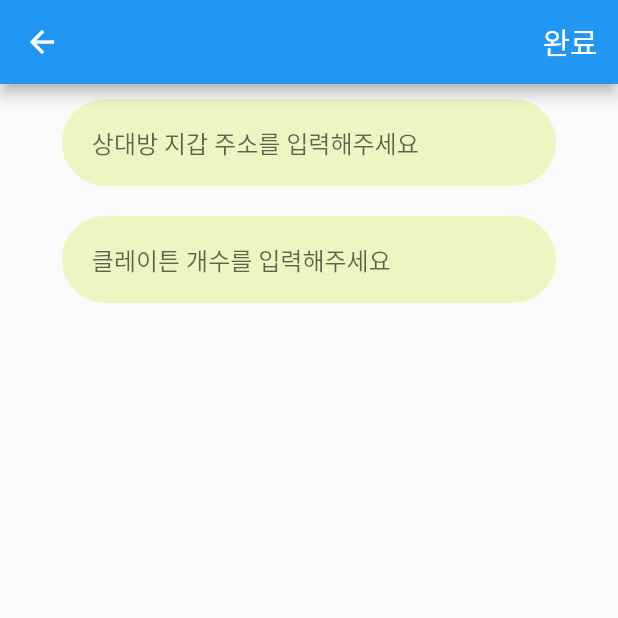
After one commit to ENFT-Token/client-app-getx, a Flutter app: the SendKlayPage screen opened by its route, after a tap on "완료", on a phone screen of 412 x 824 dp, the top half of it. The commit adds this screen. Run offline on Flutter 3.47's test engine with Material 2 defaults, Android fonts, the phone set to English and light mode, and no system bars; our stand-ins replace convert, flutter_dotenv, flutter_svg, get, image_picker, location and 4 more; missing offline and left inert: android_intent_plus, dbcrypt, http_auth, jwt_decode; accounts and stored records are empty; network calls fail; statements that could not run were skipped; project files that could hold a hidden picture were left out.

```diff
--- a/lib/app/binding/klip.dart
+++ b/lib/app/binding/klip.dart
@@ -8,10 +8,13 @@ import 'package:enft/app/data/repository/klip.dart';
 class KlipBinding extends Bindings {
   @override
   void dependencies() async {
-    Get.lazyPut<KlipController>(() => KlipController(
-        repository: KlipRepository(
-            klipApiClient: KlipApiClient(),
-            klaytnApiClient: KlaytnApiClient())));
+    Get.put<KlipController>(
+        KlipController(
+          repository: KlipRepository(
+              klipApiClient: KlipApiClient(),
+              klaytnApiClient: KlaytnApiClient()),
+        ),
+        permanent: true);
     await KlipApiClient().initKlipApi();
   }
 }
--- a/lib/app/controller/klip.dart
+++ b/lib/app/controller/klip.dart
@@ -1,3 +1,4 @@
+import 'package:enft/app/controller/user.dart';
 import 'package:get/get.dart';
 
 import 'package:enft/app/data/repository/klip.dart';
@@ -12,6 +13,20 @@ class KlipController extends GetxController {
   late var _klip;
   RxDouble _klaytnPrice = 0.0.obs;
 
+  // sendKlay를 위한 변수
+  // 상대방 주소
+  RxString _sendToAddress = "".obs;
+
+  // 보낼 클레이튼의 양
+  RxDouble _sendAmount = 0.0.obs;
+
+  // sendTicket을 위한 변수
+  // 모든 checkBox의 isChecked를 담을 리스트
+  late RxList<RxBool> _isCheckList;
+
+  // True인 checkBox들의 index를 담을 리스트
+  List<int> _isTrueList = [];
+
   get klip => this._klip.value;
 
   set klip(value) => this._klip.value = value;
@@ -20,6 +35,18 @@ class KlipController extends GetxController {
 
   set klaytnPrice(value) => this._klaytnPrice.value = value;
 
+  get sendToAddress => _sendToAddress.value;
+
+  set sendToAddress(value) => _sendToAddress.value = value;
+
+  get sendAmount => _sendAmount.value;
+
+  set sendAmount(value) => _sendAmount.value = value;
+
+  get isCheckList => _isCheckList;
+
+  get isTrueList => _isTrueList;
+
   // async await가 필요한가?
   // 나중에 try - catch로 error 잡기
   getAddress() async {
@@ -27,9 +54,36 @@ class KlipController extends GetxController {
     this.klaytnPrice = await repository.getKlayKRWPrice();
   }
 
+  initCheckList() {
+    _isCheckList = RxList<RxBool>.filled(
+        UserController.to.user.klip.nfts.length, false.obs,
+        growable: true);
+  }
+
+  sendKlay() async {
+    if (sendAmount > klip.balance || sendToAddress.length < 42) return false;
+
+    try {
+      await repository.sendKlay(
+          klip.address, sendToAddress, sendAmount.toString());
+      return true;
+    } catch (e) {
+      print(e);
+      return false;
+    }
+  }
+
+  // sendTicket
+  sendTicket() {}
+
+  // repository에서 받아온 데이터를 기반으로, controll하는 코드 작성
+  // sendTicket() async {
+  //   await repository.sendTicket();
+  // }
+
   String currencyFormat(int price) {
-    final formatCurrency =
-    NumberFormat.simpleCurrency(locale: "ko_KR", name: "", decimalDigits: 0);
+    final formatCurrency = NumberFormat.simpleCurrency(
+        locale: "ko_KR", name: "", decimalDigits: 0);
     return formatCurrency.format(price);
   }
 }
--- a/lib/app/data/repository/klip.dart
+++ b/lib/app/data/repository/klip.dart
@@ -40,5 +40,15 @@ class KlipRepository {
     }).obs;
   }
 
+  sendKlay(String from, String to, String amount) async =>
+      await klipApiClient.sendKlay(from, to, amount);
+
+  // Klip 관련이면 lib/data/provider/klip_api.dart에 함수 작성
+  // KAS 관련이면 lib/data/provider/klaytn_api.dart에 함수 작성
+  // ApiClient에서는 단순 api 요청 이후 바로 response 돌려줌
+  // 받게 된 응답은 이 repository class에서 전처리를 하고, controller에게 데이터를 보내줌
+  // controller - repository - apiClient 로 data가 연결되어 있음
+  // sendTicket() async => await klipApiClient.sendCard(contract, from, to, cardId);
+
   getKlayKRWPrice() async => await klipApiClient.getKlayKRWPriceFromBithumb();
 }
--- a/lib/app/route/app_routes.dart
+++ b/lib/app/route/app_routes.dart
@@ -26,8 +26,8 @@ import 'package:enft/app/binding/request_ticket.dart';
 
 // after login
 import 'package:enft/app/ui/home/home.dart';
-import 'package:enft/app/ui/ticket/ticket.dart';
-import 'package:enft/app/ui/chat/chat.dart';
+import 'package:enft/app/ui/send_klay/send_klay.dart';
+import 'package:enft/app/ui/send_ticket/send_ticket.dart';
 import 'package:enft/app/ui/request_ticket/request_ticket.dart';
 
 class AppRoutes implements Routes {
@@ -63,11 +63,12 @@ class AppRoutes implements Routes {
       UserBinding(),
       ChatBinding()
     ]),
-    GetPage(
-        name: '/ticket',
-        page: () => TicketPage(),
-        bindings: [TicketBinding(), UserBinding()]),
-    GetPage(name: '/chat', page: () => ChatPage(), bindings: [ChatBinding()]),
+    GetPage(name: '/wallet/send_klay',
+        page: () => SendKlayPage(),
+        bindings: [KlipBinding()]),
+    GetPage(name: '/wallet/send_ticket',
+        page: () => SendTicketPage(),
+        bindings: [UserBinding(), KlipBinding()]),
     GetPage(
         name: '/post/gym_name/request_ticket',
         page: () => RequestTicketPage(),
--- /dev/null
+++ b/lib/app/ui/send_klay/components/body.dart
@@ -0,0 +1,44 @@
+import 'package:flutter/material.dart';
+import 'package:flutter/services.dart';
+
+import 'package:get/get.dart';
+
+import 'package:enft/app/controller/klip.dart';
+
+import 'package:enft/app/ui/send_klay/components/text_field_container.dart';
+
+class SendKlayBody extends GetView<KlipController> {
+  @override
+  Widget build(BuildContext context) {
+    return Center(
+      child: Column(
+        children: [
+          TextFieldContainer(
+              child: TextField(
+            onChanged: (value) => controller.sendToAddress = value,
+            onSubmitted: (value) => controller.sendToAddress = value,
+            decoration: InputDecoration(
+                counterText: '',
+                hintText: "상대방 지갑 주소를 입력해주세요",
+                border: InputBorder.none),
+          )),
+          TextFieldContainer(
+              child: TextField(
+            inputFormatters: [
+              // 음수가 아닌 소수만 입력 가능
+              // 앞이 0인 정수 불가
+              FilteringTextInputFormatter.allow(
+                  RegExp(r'^[0-9]+(\\.[0-9]{1,2})?$')),
+            ],
+            onChanged: (value) => controller.sendAmount = double.parse(value),
+            onSubmitted: (value) => controller.sendAmount = double.parse(value),
+            decoration: InputDecoration(
+                counterText: '',
+                hintText: "클레이튼 개수를 입력해주세요",
+                border: InputBorder.none),
+          ))
+        ],
+      ),
+    );
+  }
+}
--- /dev/null
+++ b/lib/app/ui/send_klay/components/text_field_container.dart
@@ -0,0 +1,23 @@
+import 'package:flutter/material.dart';
+
+import 'package:enft/app/constant/constant.dart';
+
+class TextFieldContainer extends StatelessWidget {
+  const TextFieldContainer({Key? key, required this.child}) : super(key: key);
+
+  final Widget child;
+
+  @override
+  Widget build(BuildContext context) {
+    Size size = MediaQuery.of(context).size;
+    // total height = margin 20 + padding 10 + hint 20?
+    return Container(
+      margin: EdgeInsets.symmetric(vertical: 10),
+      padding: const EdgeInsets.symmetric(horizontal: 20, vertical: 5),
+      width: size.width * 0.8,
+      decoration: BoxDecoration(
+          color: kPrimaryLightColor, borderRadius: BorderRadius.circular(29)),
+      child: child,
+    );
+  }
+}
--- /dev/null
+++ b/lib/app/ui/send_klay/send_klay.dart
@@ -0,0 +1,33 @@
+import 'package:enft/app/controller/klip.dart';
+import 'package:flutter/material.dart';
+
+import 'package:get/get.dart';
+
+import 'package:enft/app/controller/klip.dart';
+
+import 'package:enft/app/ui/send_klay/components/body.dart';
+
+class SendKlayPage extends GetView<KlipController> {
+  @override
+  Widget build(BuildContext context) {
+    return SafeArea(
+        child: Scaffold(
+      appBar: buildAppBar(),
+      body: SendKlayBody(),
+    ));
+  }
+
+  AppBar buildAppBar() {
+    return AppBar(
+      actions: [
+        TextButton(
+            // 이 부분에 발급 요청 함수 작성
+            onPressed: () async => await controller.sendKlay(),
+            child: Text(
+              "완료",
+              style: TextStyle(color: Colors.white, fontSize: 20),
+            ))
+      ],
+    );
+  }
+}
--- a/lib/app/ui/ticket/components/ticket_page_view.dart
+++ b/lib/app/ui/ticket/components/ticket_page_view.dart
@@ -63,9 +63,9 @@ class TicketPageView extends GetView<TicketController> {
                                 ),
                                 back: BackTicket(
                                   index: index,
-                                  start_date: UserController
+                                  startDate: UserController
                                       .to.user.klip.nfts[index]['start_date'],
-                                  end_date: UserController.to.user.klip
+                                  endDate: UserController.to.user.klip
                                       .nfts[index]
                                   ['end_date'],
                                   during: UserController.to.user.klip
```
Also changed, not shown: lib/app/data/provider/klip_api.dart (+6 -3 lines), lib/app/ui/send_ticket/components/body.dart (added, +76 -0 lines), lib/app/ui/send_ticket/components/possessed_ticket.dart (added, +36 -0 lines), lib/app/ui/send_ticket/send_ticket.dart (added, +27 -0 lines), lib/app/ui/ticket/components/back_ticket.dart (+6 -6 lines), lib/app/ui/wallet/components/body.dart (+10 -0 lines).
